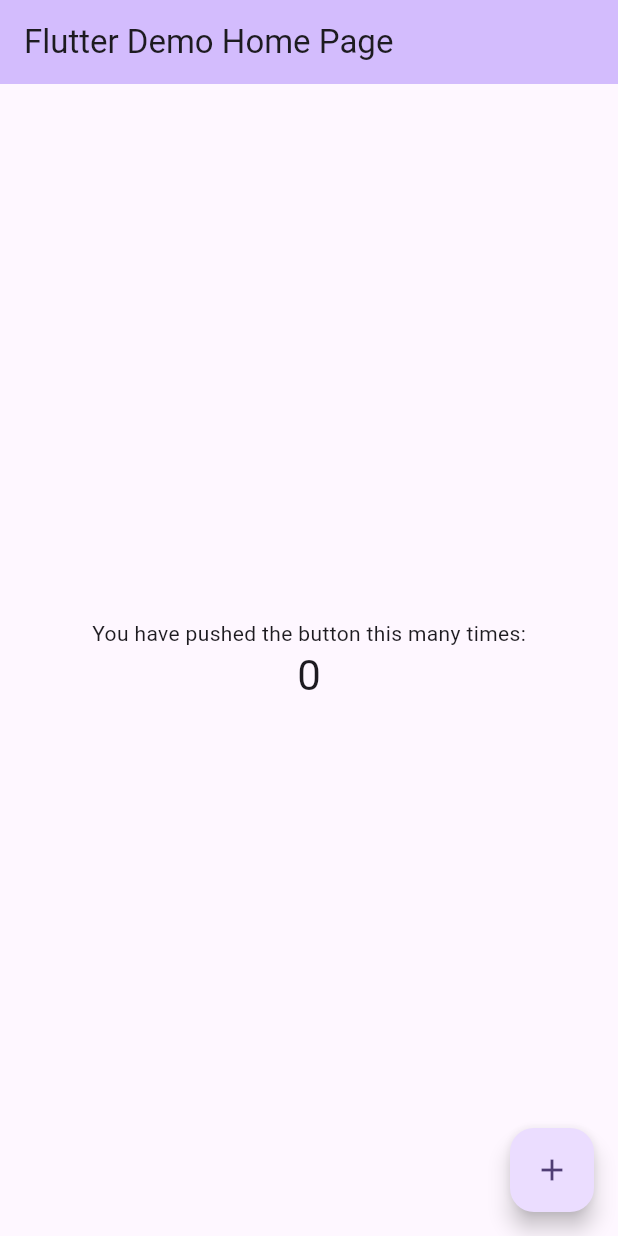
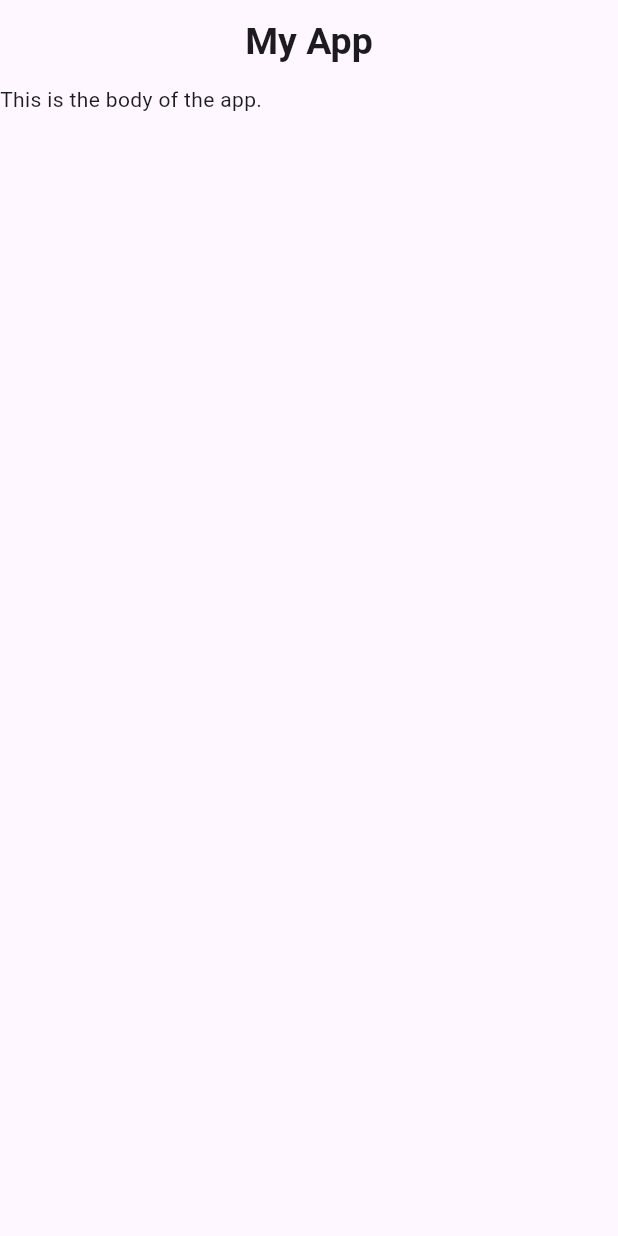
Before and after one commit to prantikm07/first_flutter_app, a Flutter app: the screen it shows after launch, on a phone screen of 412 x 824 dp. Run offline on Flutter 3.47's test engine with Material 3 defaults, Android fonts, the phone set to English and light mode, and no system bars.

Commit message:
main file updated

```diff
--- a/lib/main.dart
+++ b/lib/main.dart
@@ -7,116 +7,38 @@ void main() {
 class MyApp extends StatelessWidget {
   const MyApp({super.key});
 
-  // This widget is the root of your application.
   @override
   Widget build(BuildContext context) {
     return MaterialApp(
-      title: 'Flutter Demo',
+      title: "MyApp",
+      home: const MyWidget(),
+      debugShowCheckedModeBanner: false,
       theme: ThemeData(
-        // This is the theme of your application.
-        //
-        // TRY THIS: Try running your application with "flutter run". You'll see
-        // the application has a purple toolbar. Then, without quitting the app,
-        // try changing the seedColor in the colorScheme below to Colors.green
-        // and then invoke "hot reload" (save your changes or press the "hot
-        // reload" button in a Flutter-supported IDE, or press "r" if you used
-        // the command line to start the app).
-        //
-        // Notice that the counter didn't reset back to zero; the application
-        // state is not lost during the reload. To reset the state, use hot
-        // restart instead.
-        //
-        // This works for code too, not just values: Most code changes can be
-        // tested with just a hot reload.
-        colorScheme: ColorScheme.fromSeed(seedColor: Colors.deepPurple),
+        primarySwatch: Colors.blue
       ),
-      home: const MyHomePage(title: 'Flutter Demo Home Page'),
     );
   }
 }
 
-class MyHomePage extends StatefulWidget {
-  const MyHomePage({super.key, required this.title});
 
-  // This widget is the home page of your application. It is stateful, meaning
-  // that it has a State object (defined below) that contains fields that affect
-  // how it looks.
-
-  // This class is the configuration for the state. It holds the values (in this
-  // case the title) provided by the parent (in this case the App widget) and
-  // used by the build method of the State. Fields in a Widget subclass are
-  // always marked "final".
-
-  final String title;
-
-  @override
-  State<MyHomePage> createState() => _MyHomePageState();
-}
-
-class _MyHomePageState extends State<MyHomePage> {
-  int _counter = 0;
-
-  void _incrementCounter() {
-    setState(() {
-      // This call to setState tells the Flutter framework that something has
-      // changed in this State, which causes it to rerun the build method below
-      // so that the display can reflect the updated values. If we changed
-      // _counter without calling setState(), then the build method would not be
-      // called again, and so nothing would appear to happen.
-      _counter++;
-    });
-  }
+class MyWidget extends StatelessWidget {
+  const MyWidget({super.key});
 
   @override
   Widget build(BuildContext context) {
-    // This method is rerun every time setState is called, for instance as done
-    // by the _incrementCounter method above.
-    //
-    // The Flutter framework has been optimized to make rerunning build methods
-    // fast, so that you can just rebuild anything that needs updating rather
-    // than having to individually change instances of widgets.
     return Scaffold(
-      appBar: AppBar(
-        // TRY THIS: Try changing the color here to a specific color (to
-        // Colors.amber, perhaps?) and trigger a hot reload to see the AppBar
-        // change color while the other colors stay the same.
-        backgroundColor: Theme.of(context).colorScheme.inversePrimary,
-        // Here we take the value from the MyHomePage object that was created by
-        // the App.build method, and use it to set our appbar title.
-        title: Text(widget.title),
-      ),
-      body: Center(
-        // Center is a layout widget. It takes a single child and positions it
-        // in the middle of the parent.
-        child: Column(
-          // Column is also a layout widget. It takes a list of children and
-          // arranges them vertically. By default, it sizes itself to fit its
-          // children horizontally, and tries to be as tall as its parent.
-          //
-          // Column has various properties to control how it sizes itself and
-          // how it positions its children. Here we use mainAxisAlignment to
-          // center the children vertically; the main axis here is the vertical
-          // axis because Columns are vertical (the cross axis would be
-          // horizontal).
-          //
-          // TRY THIS: Invoke "debug painting" (choose the "Toggle Debug Paint"
-          // action in the IDE, or press "p" in the console), to see the
-          // wireframe for each widget.
-          mainAxisAlignment: MainAxisAlignment.center,
-          children: <Widget>[
-            const Text('You have pushed the button this many times:'),
-            Text(
-              '$_counter',
-              style: Theme.of(context).textTheme.headlineMedium,
+        appBar: AppBar(
+          title: const Text(
+            'My App',
+            style: TextStyle(
+              fontWeight: FontWeight.w700,
+              // color: Colors.red,
+              fontSize: 25,
             ),
-          ],
+          ),
+          centerTitle: true,
         ),
-      ),
-      floatingActionButton: FloatingActionButton(
-        onPressed: _incrementCounter,
-        tooltip: 'Increment',
-        child: const Icon(Icons.add),
-      ), // This trailing comma makes auto-formatting nicer for build methods.
-    );
+        body: Text('This is the body of the app.'),
+      );
   }
 }
```
